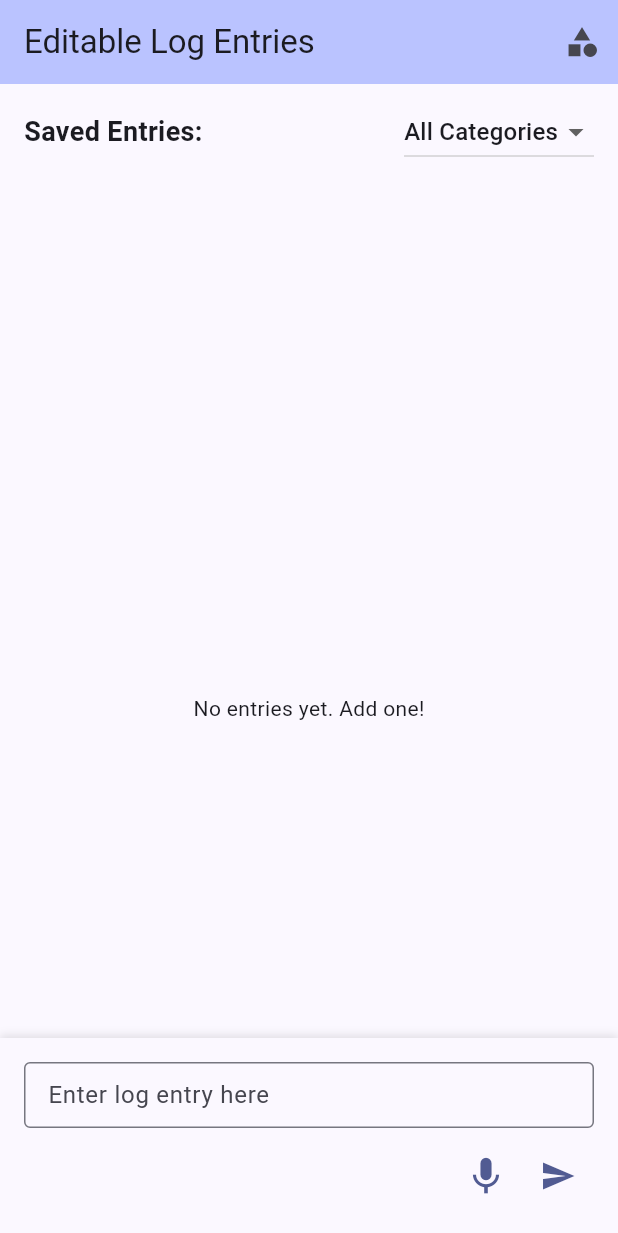
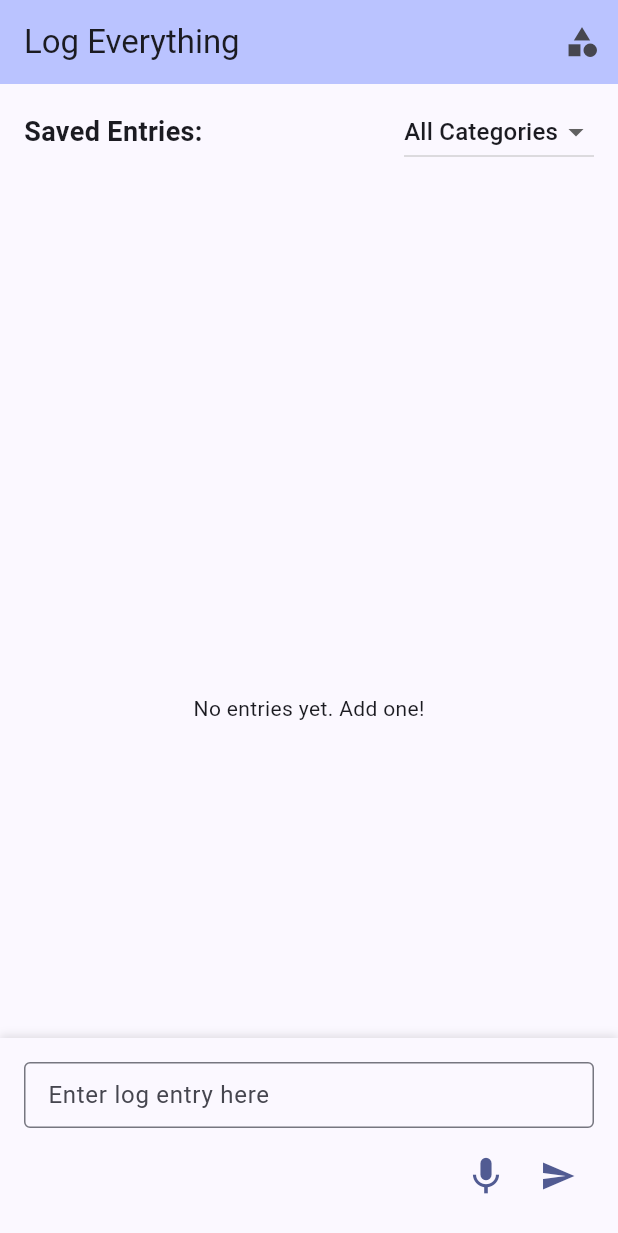
Before and after one commit to AndrewBert/log-everything, a Flutter app: the screen it shows after launch, on a phone screen of 412 x 824 dp. Shown: the top 1233 px of the screen. Run offline on Flutter 3.47's test engine with Material 3 defaults, Android fonts, the phone set to English and light mode, and no system bars; our stand-ins replace bloc, flutter_bloc, flutter_dotenv, permission_handler, shared_preferences; missing offline and left inert: record.

Commit message:
Update app title and improve focus handling in HomeScreen

```diff
--- a/lib/main.dart
+++ b/lib/main.dart
@@ -32,14 +32,12 @@ class MyApp extends StatelessWidget {
       // EntryCubit() will be created here, after dotenv has loaded
       create: (context) => EntryCubit(),
       child: MaterialApp(
-        title: 'Editable Log App',
         theme: ThemeData(
           colorScheme: ColorScheme.fromSeed(seedColor: Colors.indigo),
-          useMaterial3: true,
           dividerTheme: const DividerThemeData(space: 1, thickness: 1),
         ),
         // Use the new HomeScreen widget
-        home: const MyHomePage(title: 'Editable Log Entries'),
+        home: const MyHomePage(title: 'Log Everything'),
       ),
     );
   }
```
Also changed, not shown: lib/screens/home_screen.dart (+3 -8 lines).
